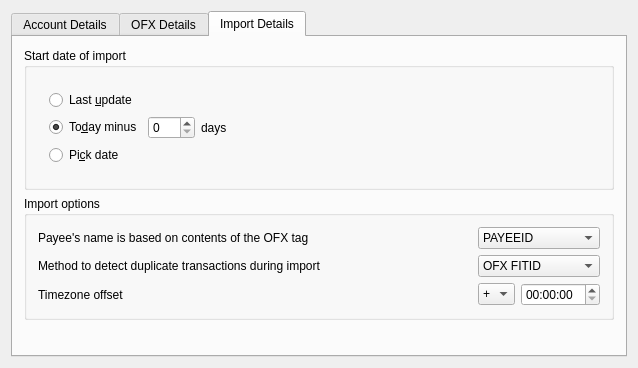
The window that kmymoney/plugins/ofx/import/dialogs/konlinebankingstatusdecl.ui (KDE/kmymoney) describes before a commit, drawn with Qt 5.
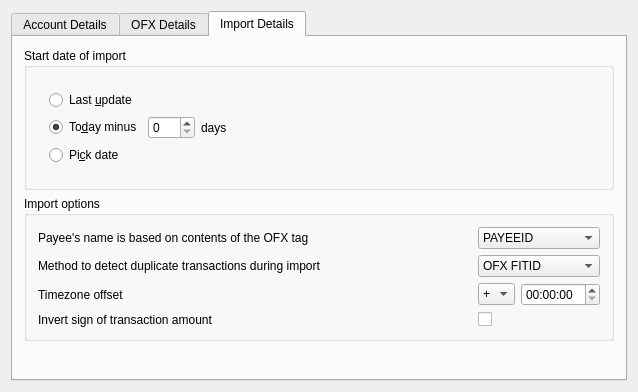
The same window after the commit. The open tabs and pages were chosen to show the change. Custom widgets are drawn as their Qt base class.

Commit message:
Added option to invert amounts during OFX import
FEATURE: 416279
FIXED-IN: 5.0.9

Patch:
```diff
--- a/kmymoney/plugins/ofx/import/dialogs/konlinebankingstatusdecl.ui
+++ b/kmymoney/plugins/ofx/import/dialogs/konlinebankingstatusdecl.ui
@@ -7,7 +7,7 @@
     <x>0</x>
     <y>0</y>
     <width>638</width>
-    <height>368</height>
+    <height>392</height>
    </rect>
   </property>
   <layout class="QVBoxLayout" name="verticalLayout_5">
@@ -383,7 +383,7 @@
          <property name="title">
           <string>Import options</string>
          </property>
-         <layout class="QGridLayout" name="gridLayout_3" rowstretch="2,0,0">
+         <layout class="QGridLayout" name="gridLayout_3" rowstretch="2,0,0,0">
           <item row="0" column="1">
            <widget class="QComboBox" name="m_preferredPayee">
             <item>
@@ -468,6 +468,23 @@
             </item>
            </layout>
           </item>
+          <item row="3" column="0">
+           <widget class="QLabel" name="label_3">
+            <property name="text">
+             <string>Invert sign of transaction amount</string>
+            </property>
+           </widget>
+          </item>
+          <item row="3" column="1">
+           <widget class="QCheckBox" name="m_invertAmount">
+            <property name="toolTip">
+             <string>&lt;html&gt;&lt;head/&gt;&lt;body&gt;&lt;p&gt;Check this if you need to invert the sign of imported transaction amounts, e.g. if you need to reverse charges and payments because your institution provides them inverted.&lt;/p&gt;&lt;/body&gt;&lt;/html&gt;</string>
+            </property>
+            <property name="text">
+             <string/>
+            </property>
+           </widget>
+          </item>
          </layout>
         </widget>
        </item>
@@ -492,16 +509,16 @@
  </widget>
  <layoutdefault spacing="6" margin="11"/>
  <customwidgets>
-  <customwidget>
-   <class>KLed</class>
-   <extends>QWidget</extends>
-   <header>kled.h</header>
-  </customwidget>
   <customwidget>
    <class>KLineEdit</class>
    <extends>QLineEdit</extends>
    <header>klineedit.h</header>
   </customwidget>
+  <customwidget>
+   <class>KLed</class>
+   <extends>QWidget</extends>
+   <header>kled.h</header>
+  </customwidget>
   <customwidget>
    <class>KComboBox</class>
    <extends>QComboBox</extends>
```
The commit also changes 3 other files.
